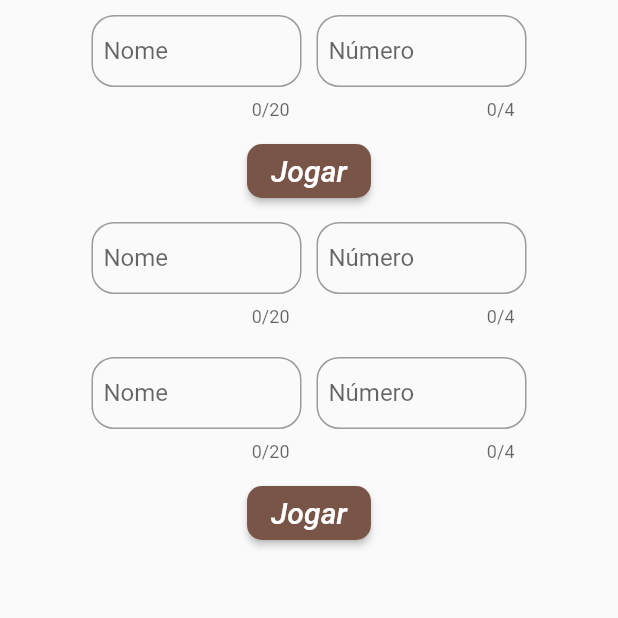
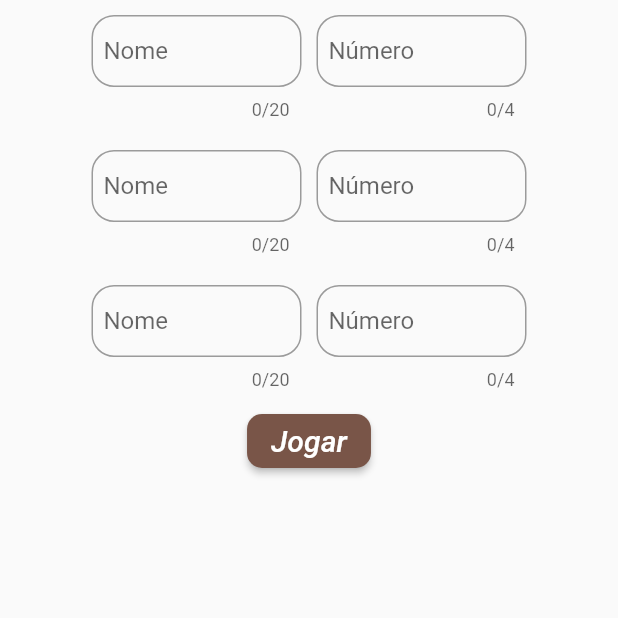
Before and after one commit to SamuelEngComp/appFlutterCafezinho, a Flutter app: the TelaCampos screen opened directly with empty values, on a phone screen of 412 x 824 dp, the top half of it. Run offline on Flutter 3.47's test engine with Material 2 defaults, Android fonts, the phone set to English and light mode, and no system bars.

Commit message:
logica para selecao do numero aleatorio resolvida, agora falta ajustar a tela de resultados

```diff
--- a/lib/tela_campos.dart
+++ b/lib/tela_campos.dart
@@ -31,26 +31,7 @@ class _TelaCamposState extends State<TelaCampos>{
   @override
   Widget build(BuildContext context) {
 
-    List<Widget> pad = camposParaPreencher();
-
-    return Scaffold(
-          body: SafeArea(
-            child: Column(
-              children: <Widget> [
-                if(pad.length == 2)
-                  buildPadding1(),
-                  buildPadding2(),
-                  buildElevatedButton(),
-                if(pad.length == 3)
-                  buildPadding1(),
-                  buildPadding2(),
-                  buildPadding3(),
-                  buildElevatedButton(),
-
-              ],
-            ),
-          ),
-        );
+    return controleForm();
   }
 
   ElevatedButton buildElevatedButton(){
@@ -61,20 +42,23 @@ class _TelaCamposState extends State<TelaCampos>{
         )),
       ),
       onPressed: (){
+
+        Map nomeNumeroRetornoDaFuncao = aleatorio();
+
         Navigator.push(
             context,
             MaterialPageRoute(
                 builder: (context) => TelaResultados(
-                nomeRecebido: controladorNome1.text,
-                numeroRecebido: controladorNumero1.text)));
+                nomeRecebido: nomeNumeroRetornoDaFuncao['nome'],
+                numeroRecebido: nomeNumeroRetornoDaFuncao['numero'])));
       },
       child: Text(nomeBotaoJogar,
-        style: TextStyle(fontSize: 20,
+        style: const TextStyle(fontSize: 20,
           fontStyle: FontStyle.italic),),
     );
   }
 
-  Padding buildPadding1() {
+  Padding buildPadding() {
     return Padding(
     padding: const EdgeInsets.all(5),
 
@@ -85,7 +69,7 @@ class _TelaCamposState extends State<TelaCampos>{
           width: 150,
           padding: EdgeInsets.all(5),
           child: TextField(
-            controller: controladorNome1,
+            controller: controladorNome,
             maxLength: 20,
             minLines: 1,
             maxLines: 1,
@@ -102,7 +86,7 @@ class _TelaCamposState extends State<TelaCampos>{
           width: 150,
           padding: EdgeInsets.all(5),
           child: TextField(
-            controller: controladorNumero1,
+            controller: controladorNumero,
             maxLength: 4,
             minLines: 1,
             maxLines: 1,
@@ -212,8 +196,8 @@ class _TelaCamposState extends State<TelaCampos>{
     );
   }
 
-  TextEditingController controladorNome1 = TextEditingController();
-  TextEditingController controladorNumero1 = TextEditingController();
+  TextEditingController controladorNome = TextEditingController();
+  TextEditingController controladorNumero = TextEditingController();
 
   TextEditingController controladorNome2 = TextEditingController();
   TextEditingController controladorNumero2 = TextEditingController();
@@ -221,43 +205,104 @@ class _TelaCamposState extends State<TelaCampos>{
   TextEditingController controladorNome3 = TextEditingController();
   TextEditingController controladorNumero3 = TextEditingController();
 
-  List<Widget> camposParaPreencher(){
-    List<Widget> pad = [];
-    for(int i=0; i<numeroClicado; i++){
-      pad.add(buildPadding1());
+  Scaffold controleForm(){
+
+    if(numeroClicado == 2){
+      return Scaffold(
+        body: SafeArea(
+          child: Column(
+            children: <Widget> [
+              buildPadding(),
+              buildPadding2(),
+              buildElevatedButton(),
+            ],
+          ),
+        ),
+      );
     }
-      return pad;
+    else{
+      return Scaffold(
+        body: SafeArea(
+          child: Column(
+            children: <Widget> [
+              buildPadding(),
+              buildPadding2(),
+              buildPadding3(),
+              buildElevatedButton(),
+            ],
+          ),
+        ),
+      );
+    }
   }
 
-  /*Map<String, String> aleatorio(){
+
+
+
+  Map aleatorio(){
+
+    int tamanhoEscolhido = numeroClicado;
+    int? indiceAleatorio;
+
+    if(tamanhoEscolhido == 2){
+      var tecnico01 = Map();
+      var tecnico02 = Map();
+
+      //depois trocar isso aqui por int.tryParse()
+      tecnico01 = {'nome': controladorNome.text, 'numero': controladorNumero.text};
+      tecnico02 = {'nome': controladorNome2.text, 'numero': controladorNumero2.text};
+
+      var numerosDosTecnicos = [int.tryParse(controladorNumero.text), int.tryParse(controladorNumero2.text)];
+
+      for(int i=0; i<100; i++){
+        numerosDosTecnicos.shuffle();
+        indiceAleatorio = numerosDosTecnicos[0];
+      }
+
+      if(indiceAleatorio == int.tryParse(tecnico01['numero'].toString())){
+        return tecnico01;
+      }
+      else{
+        return tecnico02;
+      }
+    }
+    else{
       var tecnico01 = Map();
       var tecnico02 = Map();
       var tecnico03 = Map();
 
-    tecnico01 = {'nome': controladorNome1.text, 'numero': controladorNumero1.text};
+      tecnico01 = {'nome': controladorNome.text, 'numero': controladorNumero.text};
       tecnico02 = {'nome': controladorNome2.text, 'numero': controladorNumero2.text};
       tecnico03 = {'nome': controladorNome3.text, 'numero': controladorNumero3.text};
 
-    int tamanhoEscolhido = camposParaPreencher().length;
+      var numerosDosTecnicos = [int.tryParse(controladorNumero.text),
+        int.tryParse(controladorNumero2.text),
+        int.tryParse(controladorNumero3.text)];
 
-    Random rand = Random();
-
-    //inicia um numero aleatorio e verifica se ele esta igual aos numeros selecionados
-    int num = rand.nextInt(100);
-
-    //logica do numero aleatorio entre tres numeros
-    while(num != 3){
-
-
-      //repetir ate encontrar um numero aleatorio que tenha pertencente aos numeros selecionados
-      int num = rand.nextInt(100);
+      for(int i=0; i<100; i++){
+        numerosDosTecnicos.shuffle();
+        indiceAleatorio = numerosDosTecnicos[0];
       }
 
-    Random().nextInt(max)
+      if(indiceAleatorio == int.tryParse(tecnico01['numero'].toString())){
 
+        print('Tecnico 01 escolhido: $tecnico01');
 
+        return tecnico01;
+      }
+      else if(indiceAleatorio == int.tryParse(tecnico02['numero'].toString())){
 
-    return nomeNumeroAleatorio;
-  }*/
+        print('Tecnico 02 escolhido: $tecnico02');
+
+        return tecnico02;
+      }
+      else{
+
+        print('Tecnico 03 escolhido: $tecnico03');
+
+        return tecnico03;
+      }
+    }
+  }
 
 }
```
Lines whose indentation alone changed are shown as unchanged.
